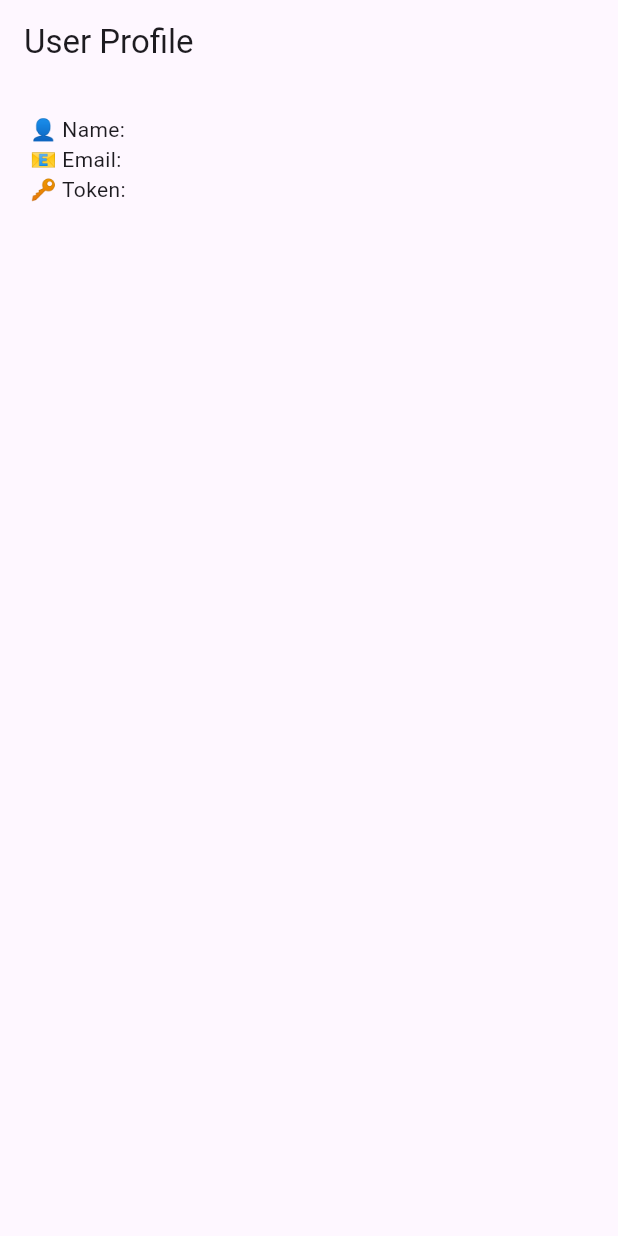
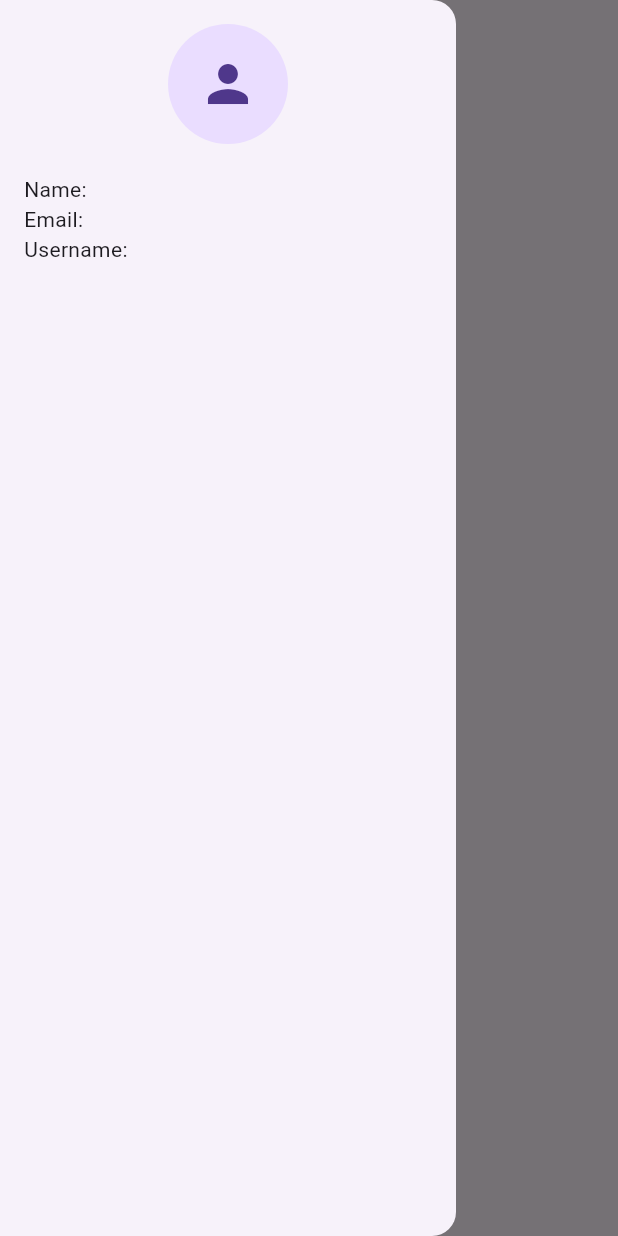
Before and after one commit to gulshankumargiri/giri_bazar, a Flutter app: the TestPage screen opened directly with empty values, with the side drawer open, on a phone screen of 412 x 824 dp. Run offline on Flutter 3.47's test engine with Material 3 defaults, Android fonts, the phone set to English and light mode, and no system bars; our stand-ins replace flutter_bloc, shared_preferences; accounts and stored records are empty.

Commit message:
chicking correction

```diff
--- a/lib/core/features/auth/presentation/bloc/auth_bloc.dart
+++ b/lib/core/features/auth/presentation/bloc/auth_bloc.dart
@@ -1,40 +1,44 @@
 import 'package:flutter_bloc/flutter_bloc.dart';
-import '../../../../shared_storage_services/storage_services.dart';
+
 import '../../domain/auth_logic_repository.dart';
 import 'auth_event.dart';
 import 'auth_state.dart';
 
 class AuthBloc extends Bloc<AuthEvent, AuthState> {
   final AuthRepository _authRepository;
+  Map<String, dynamic>? _userData; // 🧠 Store user data
 
   AuthBloc(this._authRepository) : super(AuthInitial()) {
     on<LoginRequested>(_onLoginRequested);
-    on<CheckLoginStatus>(_onCheckingLogginStatus);
-    on<LogOutRequested>(_onLogOutRequested);
+    on<CheckLoginStatus>(_onCheckLoginStatus);
+    on<LogOutRequested>(_onLogoutRequested);
   }
 
-  Future<void> _onLoginRequested(LoginRequested event, Emitter<AuthState> emit) async {
+  void _onLoginRequested(LoginRequested event, Emitter<AuthState> emit) async {
     emit(AuthLoading());
     try {
-     final userData= await _authRepository.login(event.username, event.password);
-      emit(AuthSuccess(userData));
+      final user = await _authRepository.login(event.username, event.password);
+      _userData = user;
+      emit(AuthSuccess(user));
     } catch (e) {
-      emit(AuthFailure(failure: e.toString()));
+      emit(AuthFailure( failure: e.toString(),));
     }
   }
 
-  Future<void> _onCheckingLogginStatus(CheckLoginStatus event, Emitter<AuthState> emit) async {
-    emit(AuthLoading());
-    final token = await StorageService().getToken();
-    if (token != null && token.isNotEmpty) {
-      emit(AuthSuccess({}));
+  void _onCheckLoginStatus(CheckLoginStatus event, Emitter<AuthState> emit) async {
+    final isLoggedIn = await _authRepository.isLoggedIn();
+    if (isLoggedIn && _userData != null) {
+      emit(AuthSuccess(_userData!));
     } else {
       emit(AuthInitial());
     }
   }
 
-  Future<void> _onLogOutRequested(LogOutRequested event, Emitter<AuthState> emit) async {
+  void _onLogoutRequested(LogOutRequested event, Emitter<AuthState> emit) async {
     await _authRepository.logOut();
+    _userData = null;
     emit(AuthInitial());
   }
+
+  Map<String, dynamic>? get userData => _userData;
 }
--- a/lib/core/features/auth/user_profile.dart
+++ b/lib/core/features/auth/user_profile.dart
@@ -7,19 +7,15 @@ class UserProfile extends StatelessWidget {
 
   @override
   Widget build(BuildContext context) {
-    return Scaffold(
-      appBar: AppBar(title: const Text('User Profile')),
-      body: Padding(
-        padding: const EdgeInsets.all(20),
-        child: Column(
-          crossAxisAlignment: CrossAxisAlignment.start,
-          children: [
-            Text("👤 Name: ${userData['firstName']} ${userData['lastName']}"),
-            Text("📧 Email: ${userData['email']}"),
-            Text("🔑 Token: ${userData['token']}"),
-          ],
-        ),
-      ),
+    return ListView(
+      padding: const EdgeInsets.all(16),
+      children: [
+        CircleAvatar(radius: 40, child: Icon(Icons.person, size: 40)),
+        const SizedBox(height: 20),
+        Text('Name: ${userData['firstName']} ${userData['lastName']}'),
+        Text('Email: ${userData['email']}'),
+        Text('Username: ${userData['username']}'),
+      ],
     );
   }
 }
--- a/lib/core/test_page.dart
+++ b/lib/core/test_page.dart
@@ -1,17 +1,17 @@
 import 'package:flutter/material.dart';
-
 import 'features/auth/user_profile.dart';
 
 class TestPage extends StatelessWidget {
   final Map<String, dynamic> userData;
+
   const TestPage({super.key, required this.userData});
 
   @override
   Widget build(BuildContext context) {
     return Scaffold(
       appBar: AppBar(title: const Text('Test Page')),
-      body: const Center(child: Text('This is test page')),
-      drawer: UserProfile(userData: userData), // ✅ pass actual user data here
+      drawer: Drawer(child: UserProfile(userData: userData)),
+      body: const Center(child: Text('Welcome to Test Page!')),
     );
   }
 }
```
Also changed, not shown: lib/core/features/auth/auth_chec_gate.dart (+39 -0 lines), lib/core/features/splash/splash_screen.dart (+10 -33 lines), lib/main.dart (+4 -5 lines).
